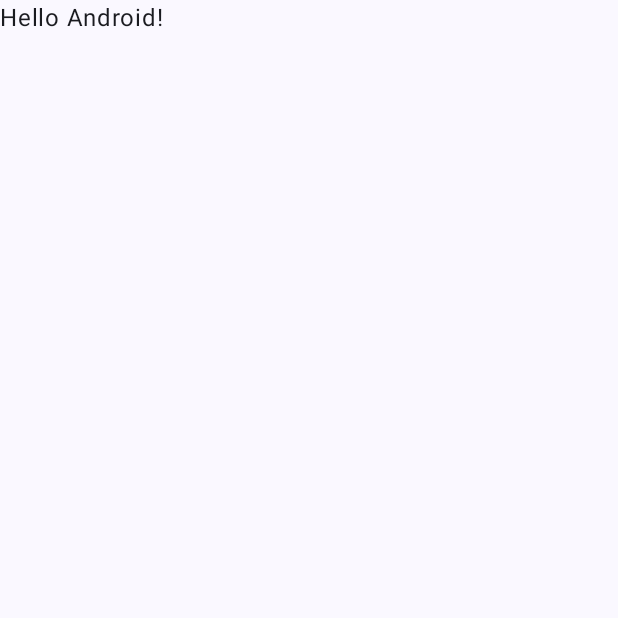
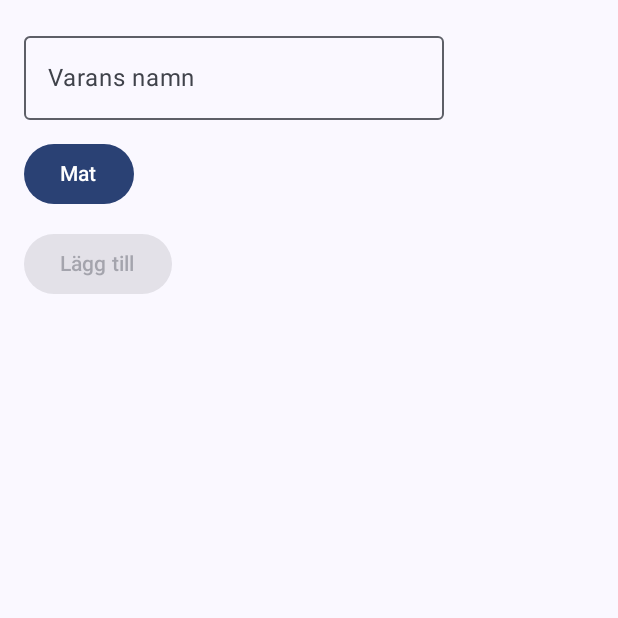
Before and after one commit to vasylkozak-dev/Handla, an Android app built with Jetpack Compose: the screen it shows after launch (MainActivity), on a phone screen of 412 x 824 dp, the top half of it. Before the commit the part shown is almost empty. Run offline under Robolectric (Android 15) with nearby library versions, the phone set to English and light mode, and no system bars.

Commit message:
Add shopping item input and category selection

```diff
--- a/app/build.gradle.kts
+++ b/app/build.gradle.kts
@@ -45,6 +45,7 @@ dependencies {
     implementation(libs.androidx.compose.ui.tooling.preview)
     implementation(libs.androidx.core.ktx)
     implementation(libs.androidx.lifecycle.runtime.ktx)
+    implementation("androidx.lifecycle:lifecycle-viewmodel-compose:2.9.4")
     testImplementation(libs.junit)
     androidTestImplementation(platform(libs.androidx.compose.bom))
     androidTestImplementation(libs.androidx.compose.ui.test.junit4)
--- /dev/null
+++ b/app/src/main/java/com/example/handla/AddItemSection.kt
@@ -0,0 +1,60 @@
+package com.example.handla
+
+import androidx.compose.foundation.layout.Arrangement
+import androidx.compose.foundation.layout.Column
+import androidx.compose.foundation.layout.padding
+import androidx.compose.material3.Button
+import androidx.compose.material3.DropdownMenu
+import androidx.compose.material3.DropdownMenuItem
+import androidx.compose.material3.OutlinedTextField
+import androidx.compose.runtime.Composable
+import androidx.compose.material3.Text
+import androidx.compose.runtime.getValue
+import androidx.compose.runtime.remember
+import androidx.compose.runtime.mutableStateOf
+import androidx.compose.runtime.setValue
+import androidx.compose.ui.Modifier
+import androidx.compose.ui.unit.dp
+
+@Composable
+fun AddItemSection(
+    uiState: ShoppingUiState,
+    onNameChange: (String) -> Unit,
+    selectedCategory: String,
+    onCategoryChange: (String) -> Unit,
+    onAddItem: () -> Unit
+){
+    var expanded by remember { mutableStateOf(false) }
+    var categories = listOf(
+        "Mat", "Dryck", "Hushåll", "Hygien", "Övrigt"
+    )
+
+    Column(
+        modifier = Modifier.padding(16.dp),
+        verticalArrangement = Arrangement.spacedBy(12.dp)
+    ) {
+
+    OutlinedTextField(
+        value = uiState.newItemName,
+        onValueChange = onNameChange,
+        label = { Text("Varans namn") }
+    )
+    Button(onClick = {expanded = true}) {
+        Text(selectedCategory)
+    }
+    DropdownMenu(expanded = expanded, onDismissRequest = { expanded = false }) {
+        categories.forEach { category ->
+            DropdownMenuItem(
+                text = { Text(category) },
+                onClick = {
+                    onCategoryChange(category)
+                    expanded = false
+                }
+            )
+        }
+    }
+    Button(onClick = onAddItem, enabled = uiState.newItemName.isNotBlank()) {
+        Text("Lägg till")
+    }
+    }
+}
--- a/app/src/main/java/com/example/handla/MainActivity.kt
+++ b/app/src/main/java/com/example/handla/MainActivity.kt
@@ -4,6 +4,7 @@ import android.os.Bundle
 import androidx.activity.ComponentActivity
 import androidx.activity.compose.setContent
 import androidx.activity.enableEdgeToEdge
+import androidx.compose.foundation.layout.Column
 import androidx.compose.foundation.layout.fillMaxSize
 import androidx.compose.foundation.layout.padding
 import androidx.compose.material3.Scaffold
@@ -12,6 +13,7 @@ import androidx.compose.runtime.Composable
 import androidx.compose.ui.Modifier
 import androidx.compose.ui.tooling.preview.Preview
 import com.example.handla.ui.theme.HandlaTheme
+import androidx.lifecycle.viewmodel.compose.viewModel
 
 class MainActivity : ComponentActivity() {
     override fun onCreate(savedInstanceState: Bundle?) {
@@ -19,12 +21,7 @@ class MainActivity : ComponentActivity() {
         enableEdgeToEdge()
         setContent {
             HandlaTheme {
-                Scaffold(modifier = Modifier.fillMaxSize()) { innerPadding ->
-                    Greeting(
-                        name = "Android",
-                        modifier = Modifier.padding(innerPadding)
-                    )
-                }
+                ShoppingScreen()
             }
         }
     }
@@ -45,3 +42,25 @@ fun GreetingPreview() {
         Greeting("Android")
     }
 }
+
+@Composable
+fun ShoppingScreen(
+    viewModel: ShoppingViewModel = viewModel()
+) {
+    val uiState = viewModel.uiState
+
+    Scaffold { innerPadding ->
+        Column(
+            modifier = Modifier.padding(innerPadding)
+        ) {
+
+    AddItemSection(
+        uiState = uiState,
+        onNameChange = { viewModel.updateItemName(it) },
+        selectedCategory = uiState.selectedCategory,
+        onCategoryChange = { viewModel.updateCategory(it) },
+        onAddItem = { viewModel.addItem()}
+    )
+        }
+    }
+}
```
Also changed, not shown: app/src/main/java/com/example/handla/ShoppingViewModel.kt (+15 -0 lines).
